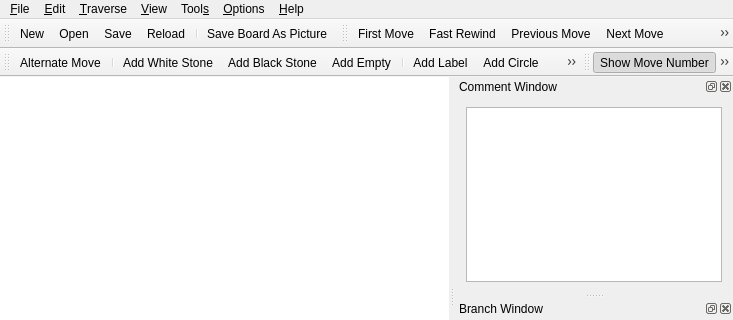
The window that mainwindow.ui (nullx002/mugo) describes before a commit, drawn with Qt 5; both pictures show x 0 to 733 and y 0 to 320 of the 733 by 537 pixel window.
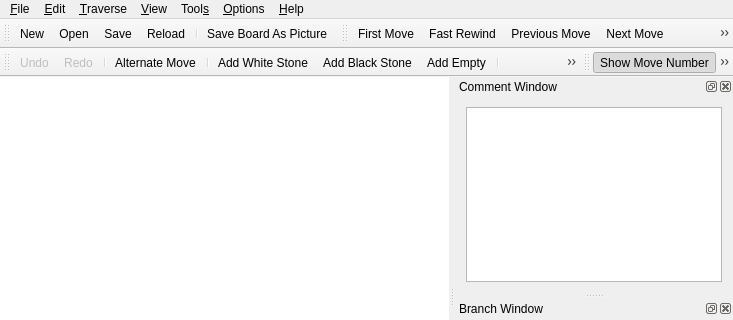
The same window after the commit. Icons and pictures are not drawn. Custom widgets are drawn as their Qt base class.

What changed in the file:
```diff
--- a/mainwindow.ui
+++ b/mainwindow.ui
@@ -343,6 +343,9 @@
    <attribute name="toolBarBreak">
     <bool>true</bool>
    </attribute>
+   <addaction name="actionUndo"/>
+   <addaction name="actionRedo"/>
+   <addaction name="separator"/>
    <addaction name="actionAlternateMove"/>
    <addaction name="separator"/>
    <addaction name="actionAddWhiteStone"/>
@@ -530,11 +533,25 @@
    </property>
   </action>
   <action name="actionUndo">
+   <property name="enabled">
+    <bool>false</bool>
+   </property>
+   <property name="icon">
+    <iconset resource="resources.qrc">
+     <normaloff>:/res/undo.png</normaloff>:/res/undo.png</iconset>
+   </property>
    <property name="text">
     <string>&amp;Undo</string>
    </property>
   </action>
   <action name="actionRedo">
+   <property name="enabled">
+    <bool>false</bool>
+   </property>
+   <property name="icon">
+    <iconset resource="resources.qrc">
+     <normaloff>:/res/redo.png</normaloff>:/res/redo.png</iconset>
+   </property>
    <property name="text">
     <string>&amp;Redo</string>
    </property>
```
Left out of the diff: 6 changed lines with no effect on the pictures.
